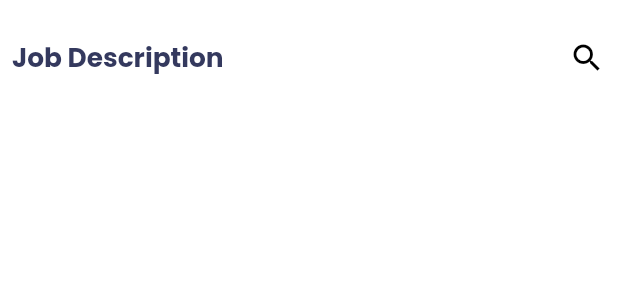
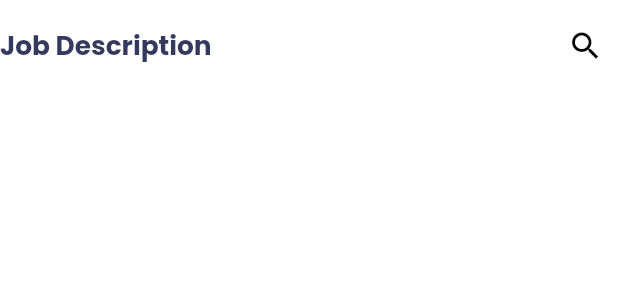
Before and after one commit to PallakaMobile/brupedia, a Flutter app: the SearchLabel widget shown alone on an empty page, opened directly, on a phone screen of 412 x 824 dp. Shown: the top 300 px of the screen. Run offline on Flutter 3.47's test engine with Material 2 defaults, Android fonts, the phone set to English and light mode, and no system bars; our stand-ins replace bloc, dio, flutter_bloc, flutter_screenutil, flutter_svg, get_it and 1 more; missing offline and left inert: flutter_flexible_toast; accounts and stored records are empty; network calls fail.

Commit message:
Update Search Label widget

```diff
--- a/lib/widgets/search_label.dart
+++ b/lib/widgets/search_label.dart
@@ -1,7 +1,6 @@
 import 'package:brupedia/resources/resources.dart';
 import 'package:brupedia/widgets/widgets.dart';
 import 'package:flutter/material.dart';
-import 'package:flutter_screenutil/flutter_screenutil.dart';
 
 ///*********************************************
 /// Created by ukietux on 27/08/20 with ♥
@@ -31,9 +30,9 @@ class _SearchLabelState extends State<SearchLabel> {
       mainAxisAlignment: MainAxisAlignment.spaceBetween,
       children: [
         Expanded(
-            flex: 9,
+            flex: 85,
             child: AnimatedSwitcher(
-              duration: Duration(milliseconds: 500),
+              duration: Duration(milliseconds: 350),
               transitionBuilder: (Widget child, Animation<double> animation) {
                 final inAnimation = Tween<Offset>(
                         begin: Offset(1.0, 0.0), end: Offset(0.0, 0.0))
@@ -46,20 +45,14 @@ class _SearchLabelState extends State<SearchLabel> {
                   return ClipRect(
                     child: SlideTransition(
                       position: inAnimation,
-                      child: Padding(
-                        padding: const EdgeInsets.all(8.0),
-                        child: child,
-                      ),
+                      child: child
                     ),
                   );
                 } else {
                   return ClipRect(
                     child: SlideTransition(
                       position: outAnimation,
-                      child: Padding(
-                        padding: const EdgeInsets.all(8.0),
-                        child: child,
-                      ),
+                      child: child
                     ),
                   );
                 }
@@ -94,9 +87,39 @@ class _SearchLabelState extends State<SearchLabel> {
                     ),
             )),
         Expanded(
-          flex: 1,
+          flex: 10,
           child: IconButton(
-            icon: Icon(_isSearch?Icons.close:Icons.search),
+            icon: AnimatedSwitcher(
+              duration: Duration(milliseconds: 350),
+              transitionBuilder: (Widget child, Animation<double> animation) {
+                final inAnimation = Tween<Offset>(
+                        begin: Offset(0.0, 1.0), end: Offset(0.0, 0.0))
+                    .animate(animation);
+                final outAnimation = Tween<Offset>(
+                        begin: Offset(0.0, -1.0), end: Offset(0.0, 0.0))
+                    .animate(animation);
+
+                if (child.key == ValueKey("close")) {
+                  return ClipRect(
+                    child: SlideTransition(
+                      position: inAnimation,
+                      child: child,
+                    ),
+                  );
+                } else {
+                  return ClipRect(
+                    child:
+                        SlideTransition(position: outAnimation, child: child),
+                  );
+                }
+              },
+              child: _isSearch
+                  ? Icon(
+                      Icons.close,
+                      key: ValueKey("close"),
+                    )
+                  : Icon(Icons.search, key: ValueKey("search")),
+            ),
             onPressed: () {
               setState(() {
                 _isSearch = !_isSearch;
```
